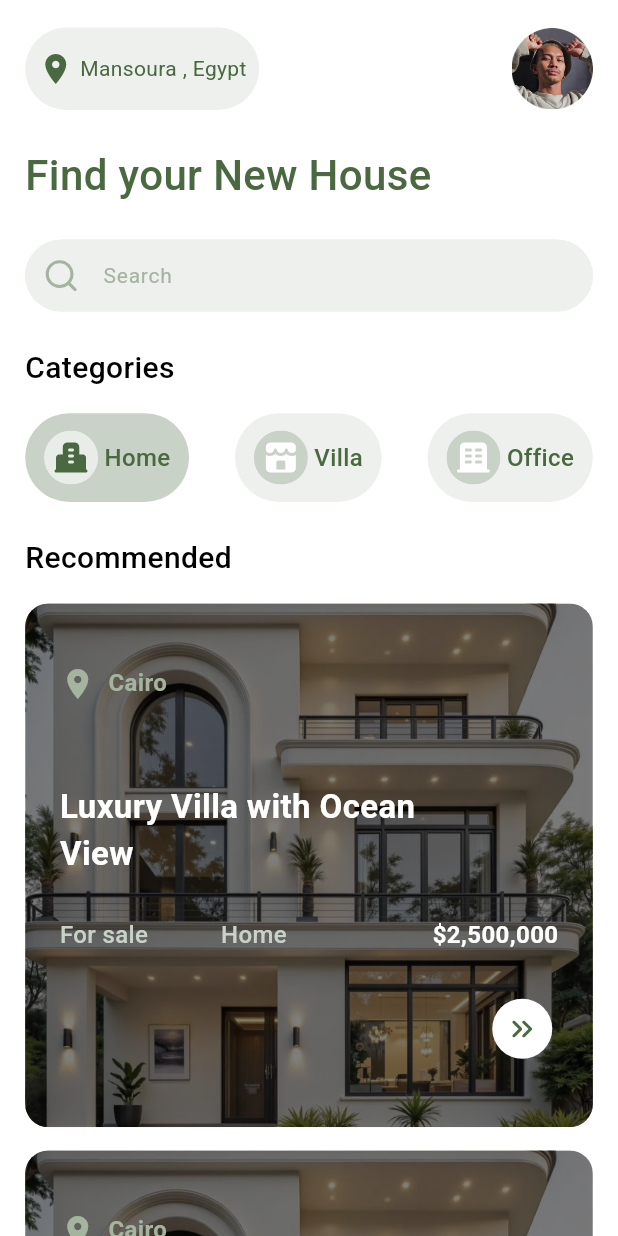
After one commit to ahmedalnagdy18/saknly, a Flutter app: the HomePage screen opened directly, on a phone screen of 412 x 824 dp. The commit adds this screen. Run offline on Flutter 3.47's test engine with Material 3 defaults, Android fonts, the phone set to English and light mode, and no system bars; our stand-ins replace dots_indicator, flutter_screenutil, flutter_svg, fluttertoast, image_picker, internet_connection_checker; missing offline and left inert: mobkit_dashed_border.

Commit message:
finish home ui

```diff
--- a/lib/features/authentication/screens/login_page.dart
+++ b/lib/features/authentication/screens/login_page.dart
@@ -2,7 +2,7 @@ import 'package:flutter/material.dart';
 import 'package:flutter_screenutil/flutter_screenutil.dart';
 import 'package:saknly/core/colors/app_colors.dart';
 import 'package:saknly/features/authentication/widgets/auth_body_widget.dart';
-import 'package:saknly/features/home/add_property_page.dart';
+import 'package:saknly/features/home/screens/add_property_page.dart';
 
 class LoginPage extends StatefulWidget {
   const LoginPage({super.key});
@@ -69,7 +69,7 @@ class _LoginPageState extends State<LoginPage> {
                           Icons.keyboard_double_arrow_left_rounded,
                         ),
                       ),
-                      SizedBox(height: 80.h),
+                      SizedBox(height: 60.h),
                       Center(
                         child: Padding(
                           padding: EdgeInsets.symmetric(horizontal: 28.w),
--- a/lib/features/home/home.dart
+++ /dev/null
@@ -1 +0,0 @@
-//test
--- /dev/null
+++ b/lib/features/home/screens/home_page.dart
@@ -0,0 +1,200 @@
+import 'package:flutter/material.dart';
+import 'package:flutter_screenutil/flutter_screenutil.dart';
+import 'package:flutter_svg/flutter_svg.dart';
+import 'package:saknly/core/colors/app_colors.dart';
+import 'package:saknly/core/common/app_textfield.dart';
+import 'package:saknly/core/fonts/app_text.dart';
+import 'package:saknly/features/home/widgets/post_body_widget.dart';
+
+class HomePage extends StatefulWidget {
+  const HomePage({super.key});
+
+  @override
+  State<HomePage> createState() => _HomePageState();
+}
+
+class _HomePageState extends State<HomePage> {
+  String selectedCategory = "Home";
+  @override
+  Widget build(BuildContext context) {
+    return Scaffold(
+      backgroundColor: Colors.white,
+      body: SafeArea(
+        child: GestureDetector(
+          onTap: () => FocusScope.of(context).unfocus(),
+          child: SingleChildScrollView(
+            child: Padding(
+              padding: EdgeInsets.symmetric(vertical: 19.h, horizontal: 16.w),
+              child: Column(
+                crossAxisAlignment: CrossAxisAlignment.start,
+                children: [
+                  Row(
+                    mainAxisAlignment: MainAxisAlignment.spaceBetween,
+                    children: [
+                      Container(
+                        padding: EdgeInsets.symmetric(
+                          vertical: 16.h,
+                          horizontal: 8.w,
+                        ),
+                        decoration: BoxDecoration(
+                          borderRadius: BorderRadius.circular(50.r),
+                          color: AppColors.green1,
+                        ),
+                        child: Row(
+                          children: [
+                            Icon(
+                              Icons.location_on,
+                              color: AppColors.green10,
+                            ),
+                            SizedBox(width: 4.w),
+                            Text(
+                              'Mansoura , Egypt',
+                              style: AppTexts.regularBody.copyWith(
+                                color: AppColors.green10,
+                                fontSize: 14,
+                              ),
+                            ),
+                          ],
+                        ),
+                      ),
+                      SizedBox(
+                        height: 56.r,
+                        width: 56.r,
+                        child: CircleAvatar(
+                          backgroundColor: AppColors.green1,
+                          child: Image.asset(
+                            'assets/images/person.png',
+                            fit: BoxFit.cover,
+                          ),
+                        ),
+                      ),
+                    ],
+                  ),
+                  SizedBox(height: 24.h),
+                  Text(
+                    'Find your New House ',
+                    style: AppTexts.regularBody.copyWith(
+                      fontWeight: FontWeight.w500,
+                      fontSize: 28,
+                      color: AppColors.green10,
+                    ),
+                  ),
+                  SizedBox(height: 24.h),
+                  AppTextField(
+                    raduisSize: 50.r,
+                    prefixIcon: Container(
+                      padding: EdgeInsets.all(12.r),
+                      child: SvgPicture.asset(
+                        'assets/images/search_icon.svg',
+                        fit: BoxFit.contain,
+                      ),
+                    ),
+                    hintText: "Search",
+                  ),
+                  SizedBox(height: 24.h),
+                  Text(
+                    'Categories',
+                    style: AppTexts.regularBody.copyWith(
+                      fontWeight: FontWeight.w500,
+                      fontSize: 20,
+                      color: AppColors.black,
+                    ),
+                  ),
+                  SizedBox(height: 16.h),
+                  Row(
+                    mainAxisAlignment: MainAxisAlignment.spaceBetween,
+                    children: [
+                      categoriesWidget(
+                        image: 'assets/images/home_icon.svg',
+                        title: "Home",
+                        selectedCategory: selectedCategory,
+                        onTap: () {
+                          setState(() {
+                            selectedCategory = "Home";
+                          });
+                        },
+                      ),
+                      categoriesWidget(
+                        image: 'assets/images/vila_icon.svg',
+                        title: "Villa",
+                        selectedCategory: selectedCategory,
+                        onTap: () {
+                          setState(() {
+                            selectedCategory = "Villa";
+                          });
+                        },
+                      ),
+                      categoriesWidget(
+                        image: 'assets/images/office_icon.svg',
+                        title: "Office",
+                        selectedCategory: selectedCategory,
+                        onTap: () {
+                          setState(() {
+                            selectedCategory = "Office";
+                          });
+                        },
+                      ),
+                    ],
+                  ),
+                  SizedBox(height: 24.h),
+                  Text(
+                    'Recommended',
+                    style: AppTexts.regularBody.copyWith(
+                      fontWeight: FontWeight.w500,
+                      fontSize: 20,
+                      color: AppColors.black,
+                    ),
+                  ),
+                  SizedBox(height: 16.h),
+                  ListView.separated(
+                    scrollDirection: Axis.vertical,
+                    physics: NeverScrollableScrollPhysics(),
+                    shrinkWrap: true,
+                    separatorBuilder: (context, index) =>
+                        SizedBox(height: 16.h),
+                    itemCount: 2,
+                    itemBuilder: (context, index) {
+                      return PostBodyWidget();
+                    },
+                  ),
+                ],
+              ),
+            ),
+          ),
+        ),
+      ),
+    );
+  }
+}
+
+Widget categoriesWidget({
+  required String image,
+  required String title,
+  required String selectedCategory,
+  required VoidCallback onTap,
+}) {
+  final bool isSelected = selectedCategory == title;
+  return GestureDetector(
+    onTap: onTap,
+    child: Container(
+      padding: EdgeInsets.symmetric(horizontal: 12.w, vertical: 12.h),
+      decoration: BoxDecoration(
+        borderRadius: BorderRadius.circular(50.r),
+        color: isSelected ? AppColors.green3 : AppColors.green1,
+      ),
+      child: Row(
+        children: [
+          SvgPicture.asset(image),
+          SizedBox(width: 4.w),
+          Text(
+            title,
+            style: AppTexts.regularBody.copyWith(
+              fontWeight: FontWeight.w500,
+              color: AppColors.green10,
+            ),
+          ),
+        ],
+      ),
+    ),
+  );
+}
--- /dev/null
+++ b/lib/features/home/widgets/post_body_widget.dart
@@ -0,0 +1,122 @@
+import 'package:flutter/material.dart';
+import 'package:flutter_screenutil/flutter_screenutil.dart';
+import 'package:saknly/core/colors/app_colors.dart';
+import 'package:saknly/core/fonts/app_text.dart';
+
+class PostBodyWidget extends StatelessWidget {
+  const PostBodyWidget({super.key});
+
+  @override
+  Widget build(BuildContext context) {
+    return Container(
+      clipBehavior: Clip.antiAlias,
+      width: double.infinity,
+      height: 361.h,
+      decoration: BoxDecoration(
+        borderRadius: BorderRadius.circular(16.r),
+      ),
+      child: Stack(
+        fit: StackFit.expand,
+        children: [
+          Image.asset(
+            "assets/images/house.png",
+            fit: BoxFit.cover,
+          ),
+          Container(
+            color: const Color(0x80000000),
+          ),
+          Padding(
+            padding: EdgeInsets.symmetric(
+              vertical: 29.h,
+              horizontal: 22.w,
+            ),
+            child: Column(
+              mainAxisAlignment: MainAxisAlignment.spaceAround,
+              children: [
+                Row(
+                  crossAxisAlignment: CrossAxisAlignment.start,
+                  mainAxisAlignment: MainAxisAlignment.start,
+                  children: [
+                    Icon(
+                      Icons.location_on,
+                      color: AppColors.green5,
+                    ),
+                    SizedBox(width: 8.w),
+                    Text(
+                      'Cairo',
+                      style: AppTexts.regularBody.copyWith(
+                        fontWeight: FontWeight.w700,
+                        color: AppColors.green5,
+                      ),
+                    ),
+                  ],
+                ),
+                SizedBox(),
+                Padding(
+                  padding: EdgeInsets.only(
+                    right: 70.r,
+                  ), //todo: ask here desginer
+                  child: Container(
+                    alignment: Alignment.centerLeft,
+                    child: Text(
+                      'Luxury Villa with Ocean View',
+                      style: AppTexts.regularBody.copyWith(
+                        fontWeight: FontWeight.w700,
+                        fontSize: 22,
+                      ),
+                      textAlign: TextAlign.start,
+                    ),
+                  ),
+                ),
+                Row(
+                  mainAxisAlignment: MainAxisAlignment.spaceBetween,
+                  children: [
+                    Text(
+                      'For sale',
+                      style: AppTexts.regularBody.copyWith(
+                        fontWeight: FontWeight.w500,
+                        color: AppColors.green3,
+                      ),
+                    ),
+                    Text(
+                      'Home',
+                      style: AppTexts.regularBody.copyWith(
+                        fontWeight: FontWeight.w500,
+                        color: AppColors.green3,
+                      ),
+                    ),
+                    SizedBox(),
+                    Text(
+                      '\$2,500,000',
+                      style: AppTexts.regularBody.copyWith(
+                        fontWeight: FontWeight.w700,
+                      ),
+                    ),
+                  ],
+                ),
+                Container(
+                  alignment: Alignment.bottomRight,
+                  child: IconButton(
+                    disabledColor: Colors.transparent,
+                    color: AppColors.green10,
+                    style: ButtonStyle(
+                      backgroundColor: WidgetStatePropertyAll(
+                        AppColors.white,
+                      ),
+                    ),
+                    onPressed: () {
+                      Navigator.pop(context);
+                    },
+                    icon: Icon(
+                      Icons.keyboard_double_arrow_right_rounded,
+                    ),
+                  ),
+                ),
+              ],
+            ),
+          ),
+        ],
+      ),
+    );
+  }
+}
```
Also changed, not shown: lib/features/authentication/screens/create_acc_page.dart (+10 -2 lines), lib/features/home/screens/add_property_page.dart (renamed from lib/features/home/add_property_page.dart, +49 -38 lines), lib/features/home/widgets/select_image_widget.dart (added, +102 -0 lines), assets/images/home_icon.svg (added), assets/images/house.png (added), assets/images/office_icon.svg (added), assets/images/person.png (added), assets/images/search_icon.svg (added), assets/images/vila_icon.svg (added).
